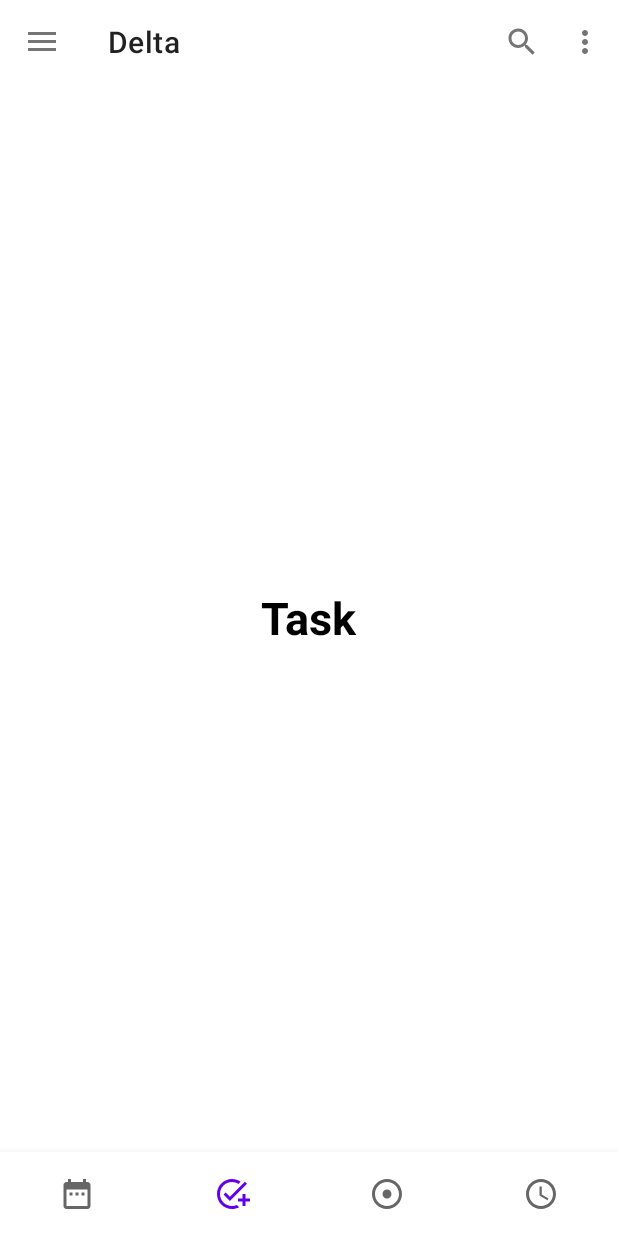
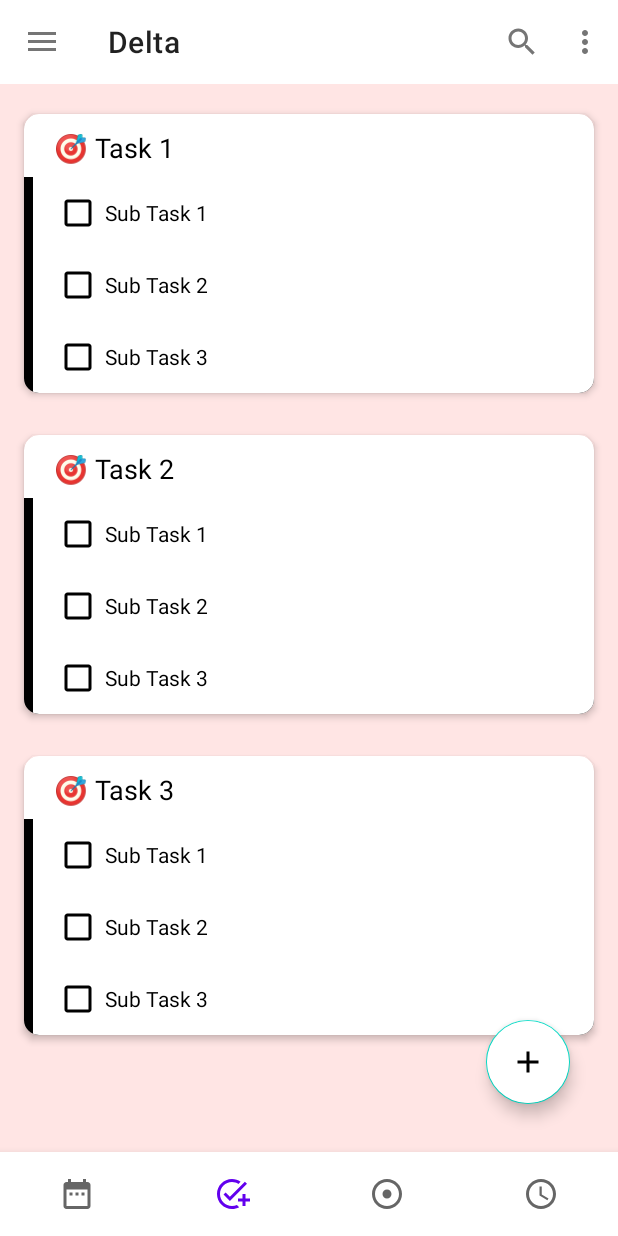
Before and after one commit to Secret-Delta/Delta, an Android app: the screen it shows after launch (MainActivity), item 2 of the bottom bar chosen, on a phone screen of 412 x 824 dp. Run offline under Robolectric (Android 15) with nearby library versions, the phone set to English and light mode, and no system bars; our stand-ins replace ButterKnife.

Commit message:
Created task fragment

```diff
--- a/app/build.gradle
+++ b/app/build.gradle
@@ -36,7 +36,13 @@ dependencies {
     implementation 'androidx.appcompat:appcompat:1.5.0'
     implementation 'com.google.android.material:material:1.6.1'
     implementation 'androidx.constraintlayout:constraintlayout:2.1.4'
+    implementation 'androidx.recyclerview:recyclerview:1.2.1'
+    implementation 'androidx.cardview:cardview:1.0.0'
     testImplementation 'junit:junit:4.13.2'
     androidTestImplementation 'androidx.test.ext:junit:1.1.3'
     androidTestImplementation 'androidx.test.espresso:espresso-core:3.4.0'
+    implementation 'org.jsoup:jsoup:1.13.1'
+    implementation 'com.github.bumptech.glide:glide:4.11.0'
+    implementation 'com.jakewharton:butterknife:10.2.3'
+    annotationProcessor 'com.jakewharton:butterknife-compiler:10.2.3'
 }
--- a/app/src/main/AndroidManifest.xml
+++ b/app/src/main/AndroidManifest.xml
@@ -14,7 +14,7 @@
         android:theme="@style/Theme.Delta"
         tools:targetApi="31">
         <activity
-            android:name=".MainActivity"
+            android:name=".Activities.MainActivity"
             android:exported="true">
             <intent-filter>
                 <action android:name="android.intent.action.MAIN" />
--- a/app/src/main/java/com/SecretDelta/delta/MainActivity.java
+++ b/app/src/main/java/com/SecretDelta/delta/Activities/MainActivity.java
@@ -1,4 +1,4 @@
-package com.SecretDelta.delta;
+package com.SecretDelta.delta.Activities;
 
 import androidx.annotation.NonNull;
 import androidx.appcompat.app.ActionBarDrawerToggle;
@@ -6,6 +6,7 @@ import androidx.appcompat.app.AppCompatActivity;
 import androidx.appcompat.widget.Toolbar;
 import androidx.drawerlayout.widget.DrawerLayout;
 
+import android.annotation.SuppressLint;
 import android.os.Bundle;
 import android.view.Menu;
 import android.view.MenuItem;
@@ -14,7 +15,7 @@ import com.SecretDelta.delta.Fragments.CalendarFragment;
 import com.SecretDelta.delta.Fragments.HabbitFragment;
 import com.SecretDelta.delta.Fragments.PomodoroFragment;
 import com.SecretDelta.delta.Fragments.TaskFragment;
-import com.SecretDelta.delta.databinding.ActivityMainBinding;
+import com.SecretDelta.delta.R;
 import com.google.android.material.bottomnavigation.BottomNavigationView;
 import com.google.android.material.navigation.NavigationBarView;
 import com.google.android.material.navigation.NavigationView;
@@ -59,8 +60,9 @@ public class MainActivity extends AppCompatActivity implements NavigationView.On
         getSupportFragmentManager().beginTransaction().replace(R.id.container, calendarFragment).commit();
 
         bottomNavigationView.setOnItemSelectedListener(new NavigationBarView.OnItemSelectedListener() {
+            @SuppressLint("NonConstantResourceId")
             @Override
-            public boolean onNavigationItemSelected(MenuItem item) {
+            public boolean onNavigationItemSelected(@NonNull MenuItem item) {
                 switch (item.getItemId()) {
                     case R.id.calendar:
                         getSupportFragmentManager().beginTransaction().replace(R.id.container, calendarFragment).commit();
--- /dev/null
+++ b/app/src/main/java/com/SecretDelta/delta/Adapters/SubTaskAdapter.java
@@ -0,0 +1,75 @@
+package com.SecretDelta.delta.Adapters;
+
+import android.annotation.SuppressLint;
+import android.content.Context;
+import android.util.Log;
+import android.view.LayoutInflater;
+import android.view.View;
+import android.view.ViewGroup;
+import android.widget.Button;
+import android.widget.CheckBox;
+import android.widget.TextView;
+import android.widget.Toast;
+
+import androidx.annotation.NonNull;
+import androidx.recyclerview.widget.LinearLayoutManager;
+import androidx.recyclerview.widget.RecyclerView;
+
+import com.SecretDelta.delta.Models.SubTaskModel;
+import com.SecretDelta.delta.Models.TaskModel;
+import com.SecretDelta.delta.R;
+
+import java.util.ArrayList;
+
+import butterknife.BindView;
+import butterknife.ButterKnife;
+import butterknife.BindView;
+import butterknife.ButterKnife;
+
+public class SubTaskAdapter extends RecyclerView.Adapter<SubTaskAdapter.SubTaskViewHolder> {
+    private static final String TAG = "SubTaskAdapter: called";
+    private Context context;
+    private final ArrayList<SubTaskModel> subTaskList;
+
+    public SubTaskAdapter(Context context, ArrayList<SubTaskModel> subTaskList) {
+        this.context = context;
+        this.subTaskList = subTaskList;
+    }
+
+    @NonNull
+    @Override
+    public SubTaskViewHolder onCreateViewHolder(ViewGroup parent, int viewType) {
+        Log.d(TAG, "onCreateViewHolder: called");
+        View view = LayoutInflater.from(parent.getContext())
+                .inflate(R.layout.task_layout, parent, false);
+        return new SubTaskViewHolder(view);
+    }
+
+    @Override
+    public void onBindViewHolder(SubTaskViewHolder holder, int position) {
+        Log.d(TAG, "onBindViewHolder: called");
+        final SubTaskModel item = subTaskList.get(position);
+        holder.subTask.setText(item.getTask());
+        holder.subTask.setChecked(toBoolean(item.getCheck()));
+    }
+
+    private boolean toBoolean(int n) {
+        return n != 0;
+    }
+
+    @Override
+    public int getItemCount() {
+        return subTaskList.size();
+    }
+
+    @SuppressLint("NonConstantResourceId")
+    static class SubTaskViewHolder extends RecyclerView.ViewHolder {
+        @BindView(R.id.taskCheckBox)
+        CheckBox subTask;
+
+        public SubTaskViewHolder(View itemView) {
+            super(itemView);
+            ButterKnife.bind(this, itemView);
+        }
+    }
+}
--- /dev/null
+++ b/app/src/main/java/com/SecretDelta/delta/Adapters/TaskAdapter.java
@@ -0,0 +1,86 @@
+package com.SecretDelta.delta.Adapters;
+
+import android.annotation.SuppressLint;
+import android.content.Context;
+import android.util.Log;
+import android.view.LayoutInflater;
+import android.view.View;
+import android.view.ViewGroup;
+import android.widget.Button;
+import android.widget.CheckBox;
+import android.widget.TextView;
+import android.widget.Toast;
+
+import androidx.annotation.NonNull;
+import androidx.recyclerview.widget.LinearLayoutManager;
+import androidx.recyclerview.widget.RecyclerView;
+
+import com.SecretDelta.delta.Models.SubTaskModel;
+import com.SecretDelta.delta.Models.TaskModel;
+import com.SecretDelta.delta.R;
+
+import java.util.ArrayList;
+import java.util.List;
+
+import butterknife.BindView;
+import butterknife.ButterKnife;
+
+public class TaskAdapter extends RecyclerView.Adapter<TaskAdapter.TaskRecyclerViewHolder> {
+    private static final String TAG = "TaskAdapter: called";
+    private Context context;
+    private ArrayList<TaskModel> taskList;
+
+    public TaskAdapter(Context context, ArrayList<TaskModel> taskList) {
+        this.context = context;
+        this.taskList = taskList;
+    }
+
+    @Override
+    public TaskRecyclerViewHolder onCreateViewHolder(ViewGroup parent, int viewType) {
+        Log.d(TAG, "onCreateViewHolder: called");
+        View view = LayoutInflater.from(parent.getContext()).inflate(R.layout.fragment_task, parent, false);
+        return new TaskRecyclerViewHolder(view);
+    }
+
+    @Override
+    public void onBindViewHolder(TaskRecyclerViewHolder holder, int position) {
+        Log.d(TAG, "onBindViewHolder: called");
+
+        final TaskModel model = taskList.get(position);
+        final String task = model.getTask();
+
+        ArrayList<SubTaskModel> subTaskList = model.getArrayList();
+
+        holder.taskName.setText(task);
+
+        SubTaskAdapter subTaskAdapter = new SubTaskAdapter(context, subTaskList);
+
+        holder.taskRecycler.setHasFixedSize(true);
+        holder.taskRecycler.setLayoutManager(new LinearLayoutManager(context,
+                LinearLayoutManager.VERTICAL, false));
+        holder.taskRecycler.setAdapter(subTaskAdapter);
+
+        holder.taskRecycler.setNestedScrollingEnabled(false);
+
+    }
+
+    @Override
+    public int getItemCount() {
+        return taskList.size();
+    }
+
+
+    @SuppressLint("NonConstantResourceId")
+    static class TaskRecyclerViewHolder extends RecyclerView.ViewHolder {
+        @BindView(R.id.taskName)
+        TextView taskName;
+
+        @BindView(R.id.tasksRecyclerView)
+        RecyclerView taskRecycler;
+
+        public TaskRecyclerViewHolder(View itemView) {
+            super(itemView);
+            ButterKnife.bind(this, itemView);
+        }
+    }
+}
--- a/app/src/main/java/com/SecretDelta/delta/Fragments/TaskFragment.java
+++ b/app/src/main/java/com/SecretDelta/delta/Fragments/TaskFragment.java
@@ -1,20 +1,87 @@
 package com.SecretDelta.delta.Fragments;
 
+import android.annotation.SuppressLint;
 import android.os.Bundle;
 
 import androidx.fragment.app.Fragment;
+import androidx.recyclerview.widget.LinearLayoutManager;
+import androidx.recyclerview.widget.RecyclerView;
 
+import android.util.Log;
 import android.view.LayoutInflater;
 import android.view.View;
 import android.view.ViewGroup;
 
+import com.SecretDelta.delta.Adapters.TaskAdapter;
+import com.SecretDelta.delta.Models.SubTaskModel;
+import com.SecretDelta.delta.Models.TaskModel;
 import com.SecretDelta.delta.R;
 
+import java.util.ArrayList;
+
+import butterknife.BindView;
+import butterknife.ButterKnife;
+
 public class TaskFragment extends Fragment {
+    private static final String TAG = "TaskActivity";
+    private final ArrayList<TaskModel> taskList = new ArrayList<>();
+    private Boolean taskLoad = true;
+
+    @SuppressLint("NonConstantResourceId")
+    @BindView(R.id.tasksRecyclerView)
+    RecyclerView recyclerView;
+    TaskAdapter taskAdapter;
+
+    @Override
+    public void onCreate(Bundle savedInstanceState) {
+        super.onCreate(savedInstanceState);
+        ButterKnife.bind(getActivity());
+
+        if (taskLoad) {
+            initTasks();
+            taskLoad = false;
+        }
+    }
 
     @Override
     public View onCreateView(LayoutInflater inflater, ViewGroup container,
                              Bundle savedInstanceState) {
-        return inflater.inflate(R.layout.fragment_task, container, false);
+        Log.d(TAG, "onCreateView: started");
+        View view = inflater.inflate(R.layout.recyclerview_layout, container, false);
+
+        recyclerView = (RecyclerView) view.findViewById(R.id.taskRecyclerView);   // get reference to recyclerView
+        recyclerView.setLayoutManager(new LinearLayoutManager(getActivity()));  // set layoutManger
+
+        taskAdapter = new TaskAdapter(getActivity(), taskList);    //  create task adapter
+
+        recyclerView.setAdapter(taskAdapter);   // set task adapter
+
+        return view;
+    }
+
+    @SuppressLint("NotifyDataSetChanged")
+    private void initTasks() {
+        Log.d(TAG, "initTasks: started");
+        for (int i = 1; i <= 3; i++) {
+
+            TaskModel taskModel = new TaskModel();
+
+            taskModel.setTask("🎯 Task " + i);
+
+            ArrayList<SubTaskModel> subTask = new ArrayList<>();
+
+            for (int j = 1; j <= 3; j++) {
+                SubTaskModel subTaskModel = new SubTaskModel();
+                subTaskModel.setTask("Sub Task " + j);
+                subTaskModel.setCheck(0);
+                subTask.add(subTaskModel);
+            }
+
+            taskModel.setArrayList(subTask);
+
+            taskList.add(taskModel);
+
+        }
+        // taskAdapter.notifyDataSetChanged();
     }
 }
--- /dev/null
+++ b/app/src/main/java/com/SecretDelta/delta/Models/SubTaskModel.java
@@ -0,0 +1,31 @@
+package com.SecretDelta.delta.Models;
+
+public class SubTaskModel {
+    private int id;
+    private int check;
+    private String task;
+
+    public int getId() {
+        return id;
+    }
+
+    public void setId(int id) {
+        this.id = id;
+    }
+
+    public int getCheck() {
+        return check;
+    }
+
+    public void setCheck(int check) {
+        this.check = check;
+    }
+
+    public String getTask() {
+        return task;
+    }
+
+    public void setTask(String task) {
+        this.task = task;
+    }
+}
--- /dev/null
+++ b/app/src/main/java/com/SecretDelta/delta/Models/TaskModel.java
@@ -0,0 +1,34 @@
+package com.SecretDelta.delta.Models;
+
+import java.util.ArrayList;
+
+public class TaskModel {
+    private int id;
+    private String task;
+    private ArrayList<SubTaskModel> arrayList;
+
+    public int getId() {
+        return id;
+    }
+
+    public void setId(int id) {
+        this.id = id;
+    }
+
+    public String getTask() {
+        return task;
+    }
+
+    public void setTask(String task) {
+        this.task = task;
+    }
+
+    public ArrayList<SubTaskModel> getArrayList() {
+        return arrayList;
+    }
+
+    public void setArrayList(ArrayList<SubTaskModel> arrayList) {
+        this.arrayList = arrayList;
+    }
+
+}
--- /dev/null
+++ b/app/src/main/res/drawable/ic_baseline_plus_24.xml
@@ -0,0 +1,6 @@
+<?xml version="1.0" encoding="utf-8"?>
+<vector android:height="32dp" android:tint="#FFFFFF"
+    android:viewportHeight="24" android:viewportWidth="24"
+    android:width="32dp" xmlns:android="http://schemas.android.com/apk/res/android">
+    <path android:fillColor="@android:color/white" android:pathData="M19,13h-6v6h-2v-6H5v-2h6V5h2v6h6v2z"/>
+</vector>
--- /dev/null
+++ b/app/src/main/res/drawable/left_border_style.xml
@@ -0,0 +1,14 @@
+<?xml version="1.0" encoding="utf-8"?>
+<layer-list xmlns:android="http://schemas.android.com/apk/res/android">
+    <item>
+        <shape android:shape="rectangle">
+            <solid android:color="@color/black" />
+        </shape>
+    </item>
+
+    <item android:left="6sp">
+        <shape android:shape="rectangle">
+            <solid android:color="@color/white" />
+        </shape>
+    </item>
+</layer-list>
--- a/app/src/main/res/layout/activity_main.xml
+++ b/app/src/main/res/layout/activity_main.xml
@@ -5,12 +5,12 @@
     android:id="@+id/drawer_layout"
     android:layout_width="match_parent"
     android:layout_height="match_parent"
-    tools:context=".MainActivity">
+    tools:context=".Activities.MainActivity">
 
     <androidx.coordinatorlayout.widget.CoordinatorLayout
         android:layout_width="match_parent"
         android:layout_height="match_parent"
-        tools:context=".MainActivity">
+        tools:context=".Activities.MainActivity">
 
         <androidx.core.widget.NestedScrollView
             android:layout_width="match_parent"
--- a/app/src/main/res/layout/fragment_task.xml
+++ b/app/src/main/res/layout/fragment_task.xml
@@ -1,19 +1,37 @@
 <?xml version="1.0" encoding="utf-8"?>
 <RelativeLayout xmlns:android="http://schemas.android.com/apk/res/android"
+    xmlns:app="http://schemas.android.com/apk/res-auto"
     xmlns:tools="http://schemas.android.com/tools"
     android:layout_width="match_parent"
-    android:layout_height="match_parent"
-    tools:context=".Fragments.CalendarFragment"
-    android:background="@color/white">
+    android:layout_height="wrap_content"
+    android:background="#FFE5E4"
+    android:paddingTop="12sp"
+    tools:context=".Activities.MainActivity">
 
+    <androidx.cardview.widget.CardView
+        android:layout_width="match_parent"
+        android:layout_height="wrap_content"
+        android:layout_marginHorizontal="16dp"
+        android:layout_marginVertical="8dp"
+        app:cardCornerRadius="10sp"
+        app:cardElevation="3sp">
 
-    <TextView
-        android:layout_width="wrap_content"
-        android:layout_height="wrap_content"
-        android:text="@string/menu_task"
-        android:textSize="30sp"
-        android:layout_centerInParent="true"
-        android:textColor="@color/black"
-        android:textStyle="bold"/>
+        <TextView
+            android:id="@+id/taskName"
+            android:layout_width="wrap_content"
+            android:layout_height="wrap_content"
+            android:layout_alignParentStart="true"
+            android:layout_marginStart="20sp"
+            android:layout_marginTop="10sp"
+            android:textColor="@android:color/black"
+            android:textSize="18sp" />
 
+        <androidx.recyclerview.widget.RecyclerView
+            android:id="@+id/tasksRecyclerView"
+            android:layout_width="match_parent"
+            android:layout_height="wrap_content"
+            android:layout_marginTop="42sp"
+            android:background="@drawable/left_border_style"
+            app:layoutManager="androidx.recyclerview.widget.LinearLayoutManager" />
+    </androidx.cardview.widget.CardView>
 </RelativeLayout>
--- /dev/null
+++ b/app/src/main/res/layout/recyclerview_layout.xml
@@ -0,0 +1,26 @@
+<?xml version="1.0" encoding="utf-8"?>
+<RelativeLayout xmlns:android="http://schemas.android.com/apk/res/android"
+    xmlns:app="http://schemas.android.com/apk/res-auto"
+    xmlns:tools="http://schemas.android.com/tools"
+    android:layout_width="match_parent"
+    android:layout_height="match_parent"
+    android:background="#FFE5E4"
+    tools:context=".Activities.MainActivity">
+
+    <androidx.recyclerview.widget.RecyclerView
+        android:id="@+id/taskRecyclerView"
+        android:layout_width="match_parent"
+        android:layout_height="wrap_content"
+        app:layoutManager="androidx.recyclerview.widget.LinearLayoutManager" />
+
+    <com.google.android.material.floatingactionbutton.FloatingActionButton
+        android:id="@+id/fab"
+        android:layout_width="wrap_content"
+        android:layout_height="wrap_content"
+        android:layout_alignParentBottom="true"
+        android:layout_alignParentEnd="true"
+        android:layout_margin="32dp"
+        android:backgroundTint="@color/white"
+        android:src="@drawable/ic_baseline_plus_24" />
+
+</RelativeLayout>
--- /dev/null
+++ b/app/src/main/res/layout/task_layout.xml
@@ -0,0 +1,16 @@
+<?xml version="1.0" encoding="utf-8"?>
+<RelativeLayout xmlns:android="http://schemas.android.com/apk/res/android"
+    xmlns:tools="http://schemas.android.com/tools"
+    android:layout_width="wrap_content"
+    android:layout_height="wrap_content"
+    android:paddingStart="20sp">
+
+    <CheckBox
+        android:id="@+id/taskCheckBox"
+        android:layout_width="wrap_content"
+        android:layout_height="wrap_content"
+        android:buttonTint="@android:color/black"
+        android:paddingStart="2sp"
+        tools:text="Sub Task" />
+
+</RelativeLayout>
```
